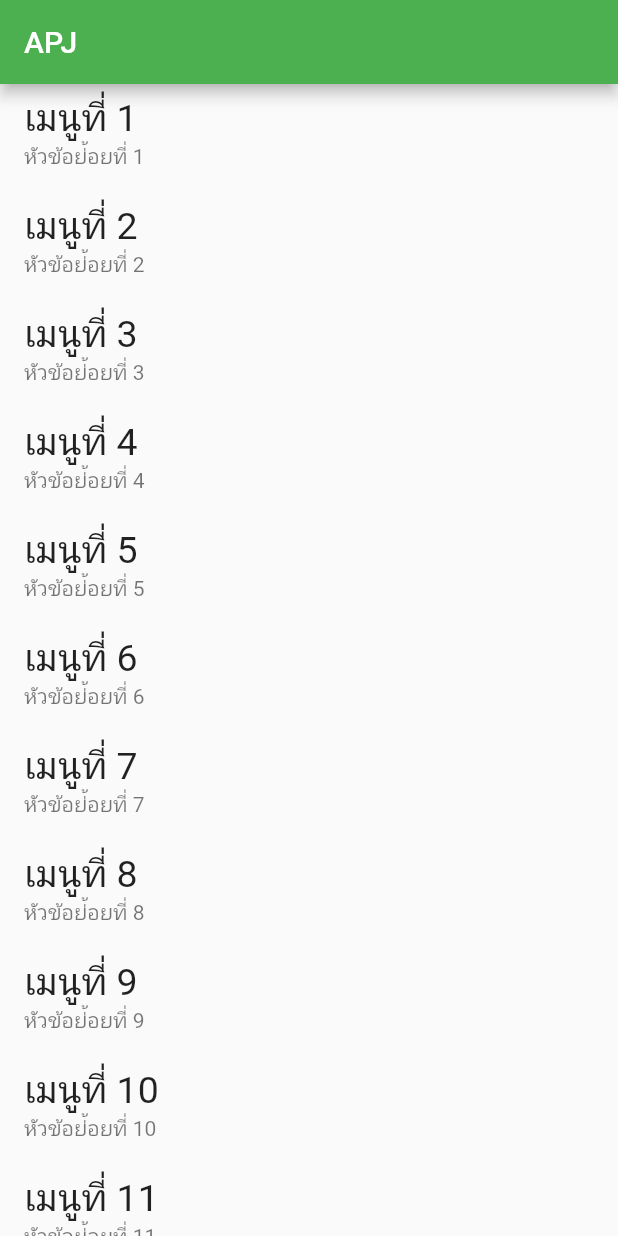
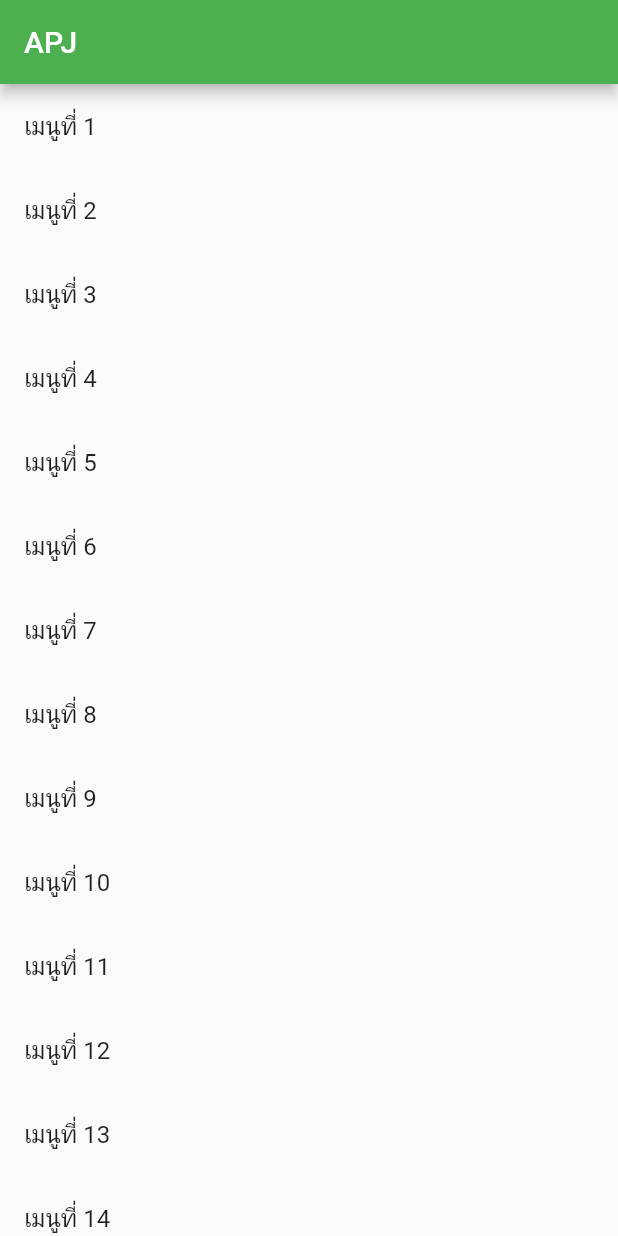
Before and after one commit to joiddev/android_APP, a Flutter app: the screen it shows after launch, on a phone screen of 412 x 824 dp. Run offline on Flutter 3.47's test engine with Material 2 defaults, Android fonts, the phone set to English and light mode, and no system bars.

Commit message:
ListView Builder

```diff
--- a/lib/main.dart
+++ b/lib/main.dart
@@ -33,29 +33,16 @@ class _MyHomePageState extends State<MyHomePage> {
   @override
   Widget build(BuildContext context) {
     return Scaffold(
-      appBar: AppBar(
-        title: Text("APJ"),
-      ),
-      body: Center(
-        child: ListView(
-          children: getData(20),
+        appBar: AppBar(
+          title: Text("APJ"),
         ),
-      ),
-    );
-  }
-
-  //เตรียมข้อมูล
-  List<Widget> getData(int count) {
-    //text
-    List<Widget> data = [];
-    for (var i = 0; i < count; i++) {
-      var menu = ListTile(
-        title: Text("เมนูที่ ${i + 1}",style: TextStyle(fontSize: 25),),
-        subtitle: Text("หัวข้อย่้อยที่ ${i + 1}"),
-      );
-      data.add(menu);
-    }
-    return data;
+        body: ListView.builder(
+          itemCount: 50,
+          itemBuilder: (BuildContext context, int index) {
+          return ListTile(
+            title: Text("เมนูที่ ${index+1}"),
+          );
+        }));
   }
 }
 
```
